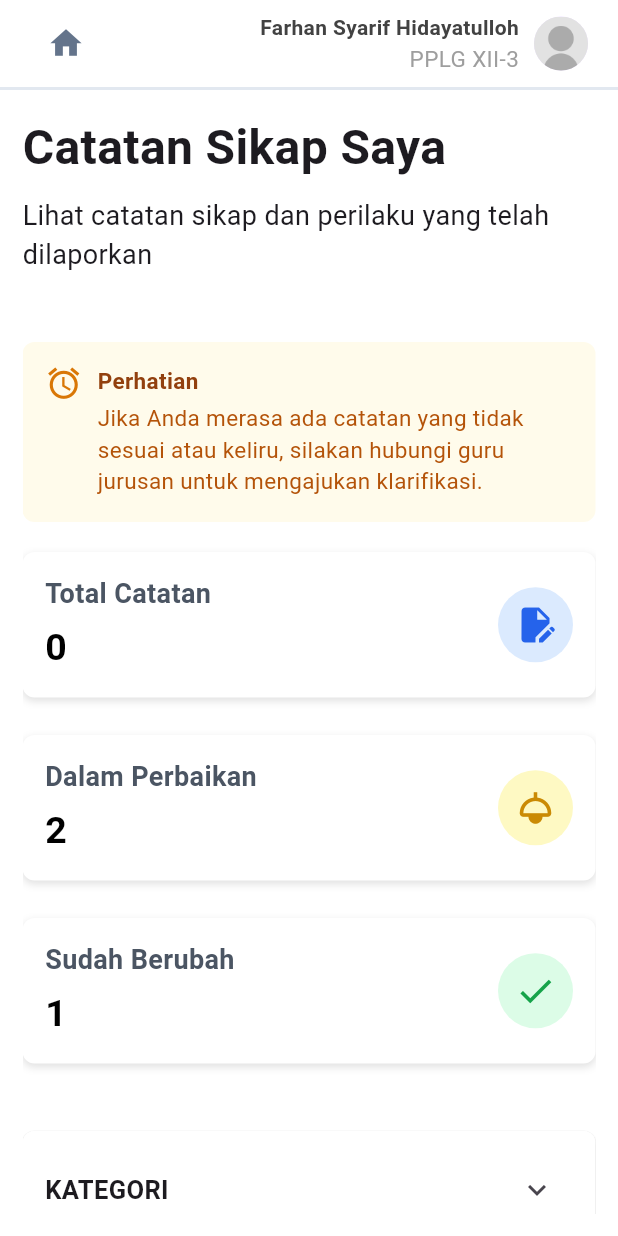
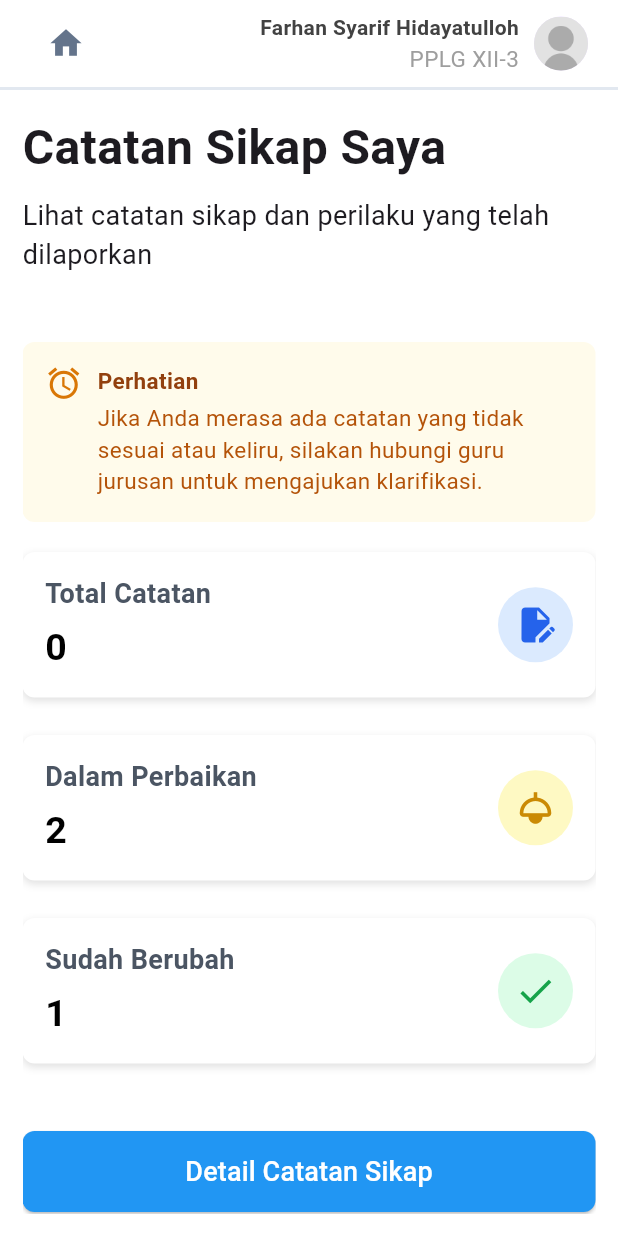
Before and after one commit to Farhan-Syarif-H/Jurnalku-Clone-Flutter, a Flutter app: the CatatanSikapPage screen opened directly, on a phone screen of 412 x 824 dp. Run offline on Flutter 3.47's test engine with Material 3 defaults, Android fonts, the phone set to English and light mode, and no system bars; our stand-ins replace flutter_svg.

Commit message:
feat: move table into different page (detail-catatan-sikap)

```diff
--- a/lib/catatan_sikap_page.dart
+++ b/lib/catatan-sikap/catatan_sikap_page.dart
@@ -1,4 +1,5 @@
 import 'package:flutter/material.dart';
+import 'package:jurnalku_clone/catatan-sikap/detail_catatan_sikap.dart';
 import 'package:jurnalku_clone/explore_page.dart';
 
 class CatatanSikapPage extends StatelessWidget {
@@ -28,34 +29,8 @@
     },
   ];
 
-  final List<Map<String, dynamic>> tableData = [
-    {
-      "kategori": "Baik",
-      "catatan": "Membantu teman yang kesulitan",
-      "status": "Selesai",
-      "dilaporkan": "12 Jan 2025",
-      "update terakhir": "15 Jan 2025",
-    },
-    {
-      "kategori": "Peringatan",
-      "catatan": "Terlambat masuk kelas",
-      "status": "Diproses",
-      "dilaporkan": "20 Jan 2025",
-      "update terakhir": "21 Jan 2025",
-    },
-    {
-      "kategori": "Baik",
-      "catatan": "Membersihkan kelas",
-      "status": "Selesai",
-      "dilaporkan": "02 Feb 2025",
-      "update terakhir": "04 Feb 2025",
-    },
-  ];
-
   @override
   Widget build(BuildContext context) {
-    final List<String> columns = tableData.first.keys.toList();
-
     return Scaffold(
       backgroundColor: Colors.white,
       appBar: PreferredSize(
@@ -141,21 +116,31 @@
             const SizedBox(height: 45),
 
             _warningBox(),
-
             const SizedBox(height: 20),
 
             _summaryCards(),
-
             const SizedBox(height: 20),
 
-            Column(
-              children: columns.map((col) {
-                List<String> columnValues = tableData
-                    .map((row) => row[col].toString())
-                    .toList();
-
-                return _ColumnCard(title: col, data: columnValues);
-              }).toList(),
+            ElevatedButton(
+              onPressed: () {
+                Navigator.push(
+                  context,
+                  MaterialPageRoute(
+                    builder: (context) => DetailCatatanSikapPage(),
+                  ),
+                );
+              },
+              style: ElevatedButton.styleFrom(
+                backgroundColor: Colors.blue,
+                padding: const EdgeInsets.symmetric(vertical: 14),
+                shape: RoundedRectangleBorder(
+                  borderRadius: BorderRadius.circular(8),
+                ),
+              ),
+              child: const Text(
+                "Detail Catatan Sikap",
+                style: TextStyle(fontSize: 18, color: Colors.white),
+              ),
             ),
 
             const SizedBox(height: 40),
@@ -266,74 +251,3 @@
     );
   }
 }
-
-class _ColumnCard extends StatefulWidget {
-  final String title;
-  final List<String> data;
-
-  const _ColumnCard({required this.title, required this.data});
-
-  @override
-  State<_ColumnCard> createState() => _ColumnCardState();
-}
-
-class _ColumnCardState extends State<_ColumnCard> {
-  bool expanded = false;
-
-  @override
-  Widget build(BuildContext context) {
-    return Card(
-      color: Color(0xFFFFFFFF),
-      margin: const EdgeInsets.only(bottom: 20),
-      shape: RoundedRectangleBorder(borderRadius: BorderRadius.circular(8)),
-      child: Padding(
-        padding: const EdgeInsets.all(15),
-        child: Column(
-          crossAxisAlignment: CrossAxisAlignment.start,
-          children: [
-            Row(
-              mainAxisAlignment: MainAxisAlignment.spaceBetween,
-              children: [
-                Text(
-                  widget.title.toUpperCase(),
-                  style: const TextStyle(
-                    fontSize: 17,
-                    fontWeight: FontWeight.bold,
-                  ),
-                ),
-                IconButton(
-                  icon: Icon(
-                    expanded
-                        ? Icons.keyboard_arrow_up
-                        : Icons.keyboard_arrow_down,
-                  ),
-                  onPressed: () {
-                    setState(() => expanded = !expanded);
-                  },
-                ),
-              ],
-            ),
-
-            if (expanded) const Divider(),
-
-            if (expanded)
-              ListView.builder(
-                shrinkWrap: true,
-                physics: const NeverScrollableScrollPhysics(),
-                itemCount: widget.data.length,
-                itemBuilder: (context, i) {
-                  return Padding(
-                    padding: const EdgeInsets.symmetric(vertical: 4),
-                    child: Text(
-                      "${i + 1}. ${widget.data[i]}",
-                      style: const TextStyle(fontSize: 15),
-                    ),
-                  );
-                },
-              ),
-          ],
-        ),
-      ),
-    );
-  }
-}
--- a/lib/main.dart
+++ b/lib/main.dart
@@ -18,7 +18,7 @@
       theme: ThemeData(
         colorScheme: ColorScheme.fromSeed(seedColor: Colors.deepPurple),
       ),
-      home: const ExplorePage(),
+      home:const ExplorePage(),
     );
   }
 }
```
Also changed, not shown: lib/catatan-sikap/detail_catatan_sikap.dart (added, +132 -0 lines).
